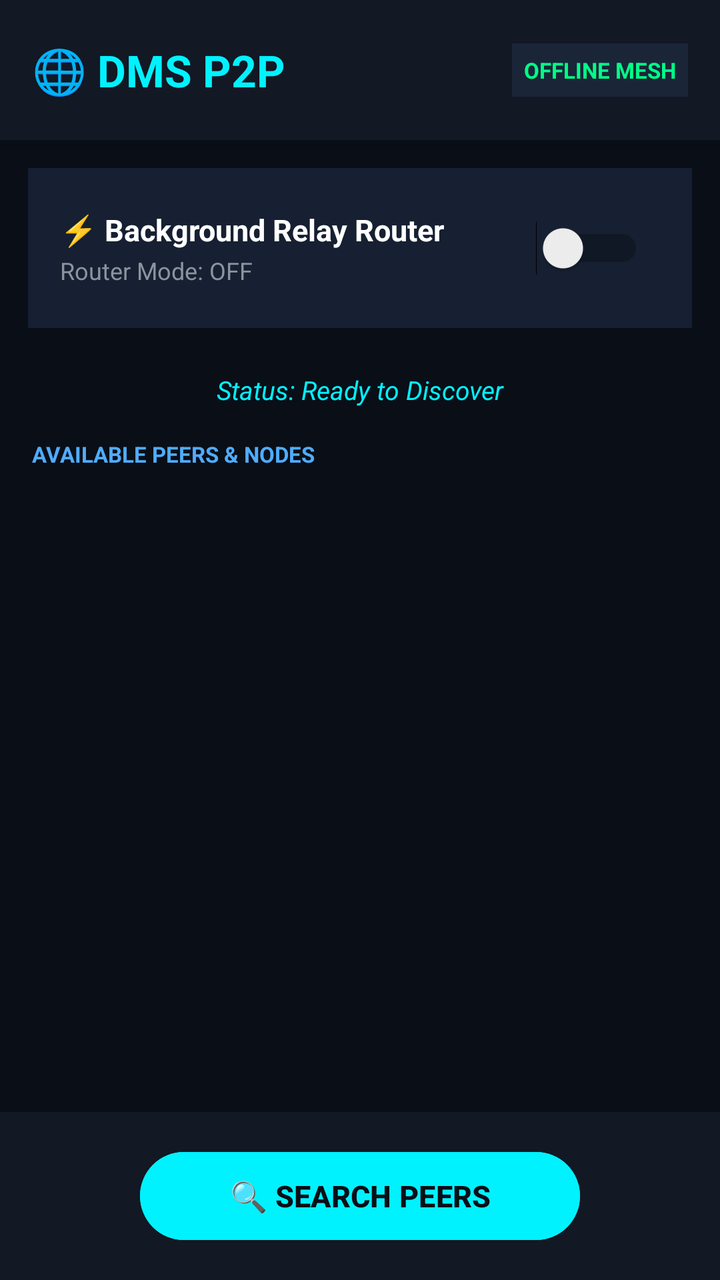
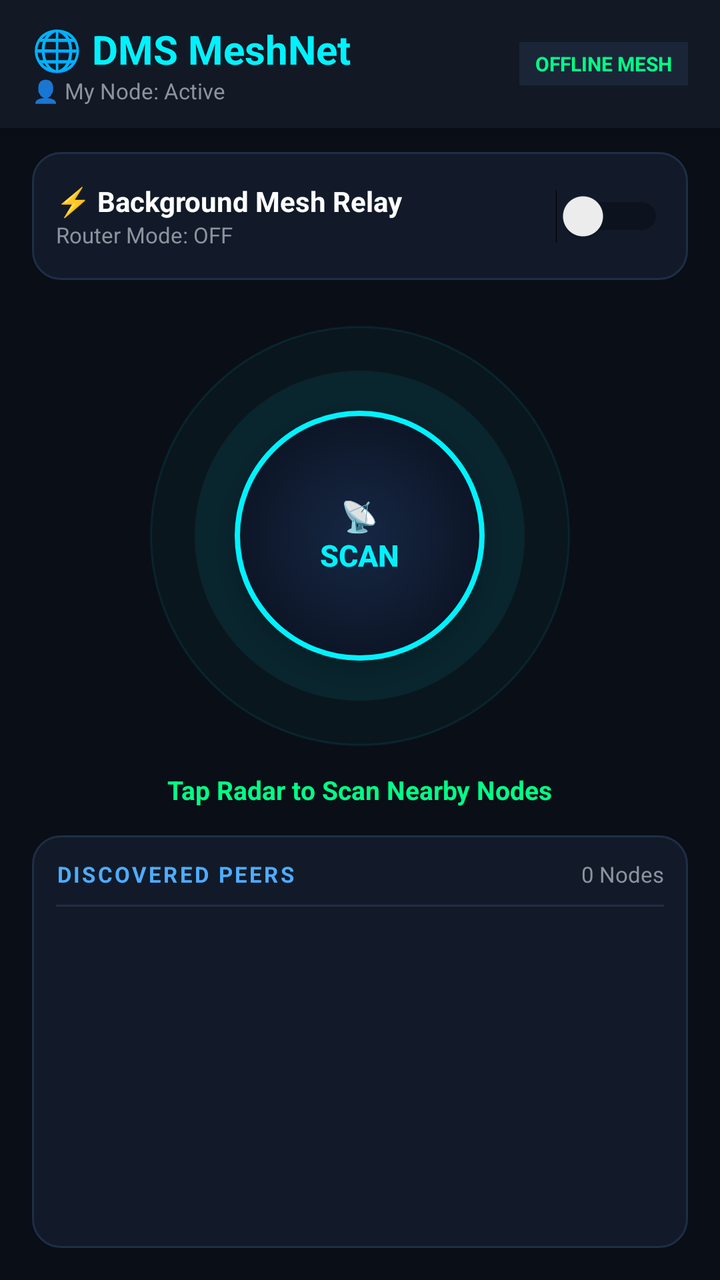

An Android layout rendered at two revisions. The XML below is the earlier revision; the diff shows what the commit changed to produce the second picture.
<!-- AndroidManifest.xml: application theme Theme.WiFiDirectChat -->
<!-- res/layout/activity_main.xml -->
<?xml version="1.0" encoding="utf-8"?>
<LinearLayout
    xmlns:android="http://schemas.android.com/apk/res/android"
    android:layout_width="match_parent"
    android:layout_height="match_parent"
    android:orientation="vertical"
    android:background="#0A0E17">

    
    <LinearLayout
        android:layout_width="match_parent"
        android:layout_height="70dp"
        android:background="#121824"
        android:padding="16dp"
        android:elevation="8dp"
        android:gravity="center_vertical">

        <TextView
            android:layout_width="0dp"
            android:layout_height="wrap_content"
            android:layout_weight="1"
            android:text="🌐 DMS P2P"
            android:textSize="22sp"
            android:textColor="#00F2FE"
            android:textStyle="bold"/>

        <TextView
            android:layout_width="wrap_content"
            android:layout_height="wrap_content"
            android:text="OFFLINE MESH"
            android:textColor="#00FF87"
            android:textSize="11sp"
            android:textStyle="bold"
            android:background="#1A2638"
            android:padding="6dp"/>

    </LinearLayout>

    
    <LinearLayout
        android:layout_width="match_parent"
        android:layout_height="wrap_content"
        android:background="#162032"
        android:orientation="horizontal"
        android:padding="16dp"
        android:layout_margin="14dp"
        android:gravity="center_vertical">

        <LinearLayout
            android:layout_width="0dp"
            android:layout_height="wrap_content"
            android:layout_weight="1"
            android:orientation="vertical">

            <TextView
                android:layout_width="wrap_content"
                android:layout_height="wrap_content"
                android:text="⚡ Background Relay Router"
                android:textColor="#FFFFFF"
                android:textSize="15sp"
                android:textStyle="bold"/>

            <TextView
                android:id="@+id/tv_router_status"
                android:layout_width="wrap_content"
                android:layout_height="wrap_content"
                android:text="Router Mode: OFF"
                android:textColor="#8B949E"
                android:textSize="12sp"
                android:paddingTop="2dp"/>
        </LinearLayout>

        <Switch
            android:id="@+id/switch_router"
            android:layout_width="wrap_content"
            android:layout_height="48dp"
            android:minWidth="48dp"
            android:minHeight="48dp"
            android:padding="8dp"/>

    </LinearLayout>

    
    <TextView
        android:id="@+id/tv_status"
        android:layout_width="match_parent"
        android:layout_height="wrap_content"
        android:text="Status: Ready to Discover"
        android:textColor="#00F2FE"
        android:gravity="center"
        android:padding="8dp"
        android:textSize="13sp"
        android:textStyle="italic"/>

    
    <TextView
        android:layout_width="match_parent"
        android:layout_height="wrap_content"
        android:text="AVAILABLE PEERS &amp; NODES"
        android:textColor="#4FACFE"
        android:paddingStart="16dp"
        android:paddingTop="8dp"
        android:paddingBottom="4dp"
        android:textSize="11sp"
        android:textStyle="bold"/>

    
    <ListView
        android:id="@+id/list_peers"
        android:layout_width="match_parent"
        android:layout_height="0dp"
        android:layout_weight="1"
        android:background="#0A0E17"
        android:divider="#1F293D"
        android:dividerHeight="1dp"/>

    
    <LinearLayout
        android:layout_width="match_parent"
        android:layout_height="wrap_content"
        android:gravity="center"
        android:padding="16dp"
        android:background="#121824">

        <Button
            android:id="@+id/btn_discover"
            android:layout_width="220dp"
            android:layout_height="52dp"
            android:text="🔍 SEARCH PEERS"
            android:textSize="15sp"
            android:textStyle="bold"
            android:backgroundTint="#00F2FE"
            android:textColor="#0A0E17"/>

    </LinearLayout>

</LinearLayout>
<!-- resources referenced by this layout -->
<resources>
  <style name="Theme.WiFiDirectChat" parent="Base.Theme.WiFiDirectChat" />
  <style name="Base.Theme.WiFiDirectChat" parent="Theme.Material3.DayNight.NoActionBar">
      </style>
</resources>

<!-- the commit's change to res/layout/activity_main.xml (unified diff, before → after) -->
@@ -4,35 +4,55 @@
     android:layout_width="match_parent"
     android:layout_height="match_parent"
     android:orientation="vertical"
-    android:background="#0A0E17">
-
-    
-    <LinearLayout
-        android:layout_width="match_parent"
-        android:layout_height="70dp"
+    android:background="#0A0E17"
+    android:fitsSystemWindows="true">
+
+    
+    <LinearLayout
+        android:layout_width="match_parent"
+        android:layout_height="64dp"
         android:background="#121824"
-        android:padding="16dp"
-        android:elevation="8dp"
-        android:gravity="center_vertical">
-
-        <TextView
+        android:paddingStart="16dp"
+        android:paddingEnd="16dp"
+        android:elevation="6dp"
+        android:gravity="center_vertical"
+        android:orientation="horizontal">
+
+        <LinearLayout
             android:layout_width="0dp"
             android:layout_height="wrap_content"
             android:layout_weight="1"
-            android:text="🌐 DMS P2P"
-            android:textSize="22sp"
-            android:textColor="#00F2FE"
-            android:textStyle="bold"/>
+            android:orientation="vertical">
+
+            <TextView
+                android:layout_width="wrap_content"
+                android:layout_height="wrap_content"
+                android:text="🌐 DMS MeshNet"
+                android:textSize="20sp"
+                android:textColor="#00F2FE"
+                android:textStyle="bold" />
+
+            <TextView
+                android:id="@+id/tv_user_profile"
+                android:layout_width="wrap_content"
+                android:layout_height="wrap_content"
+                android:text="👤 My Node: Active"
+                android:textColor="#8B949E"
+                android:textSize="11sp" />
+        </LinearLayout>
 
         <TextView
             android:layout_width="wrap_content"
             android:layout_height="wrap_content"
             android:text="OFFLINE MESH"
             android:textColor="#00FF87"
-            android:textSize="11sp"
+            android:textSize="10sp"
             android:textStyle="bold"
             android:background="#1A2638"
-            android:padding="6dp"/>
+            android:paddingStart="8dp"
+            android:paddingEnd="8dp"
+            android:paddingTop="4dp"
+            android:paddingBottom="4dp" />
 
     </LinearLayout>
 
@@ -40,10 +60,12 @@
     <LinearLayout
         android:layout_width="match_parent"
         android:layout_height="wrap_content"
-        android:background="#162032"
+        android:background="@drawable/radar_card_bg"
         android:orientation="horizontal"
-        android:padding="16dp"
-        android:layout_margin="14dp"
+        android:padding="12dp"
+        android:layout_marginStart="16dp"
+        android:layout_marginEnd="16dp"
+        android:layout_marginTop="12dp"
         android:gravity="center_vertical">
 
         <LinearLayout
@@ -55,10 +77,10 @@
             <TextView
                 android:layout_width="wrap_content"
                 android:layout_height="wrap_content"
-                android:text="⚡ Background Relay Router"
+                android:text="⚡ Background Mesh Relay"
                 android:textColor="#FFFFFF"
-                android:textSize="15sp"
-                android:textStyle="bold"/>
+                android:textSize="14sp"
+                android:textStyle="bold" />
 
             <TextView
                 android:id="@+id/tv_router_status"
@@ -66,71 +88,130 @@
                 android:layout_height="wrap_content"
                 android:text="Router Mode: OFF"
                 android:textColor="#8B949E"
-                android:textSize="12sp"
-                android:paddingTop="2dp"/>
+                android:textSize="11sp" />
         </LinearLayout>
 
         <Switch
             android:id="@+id/switch_router"
             android:layout_width="wrap_content"
-            android:layout_height="48dp"
-            android:minWidth="48dp"
-            android:minHeight="48dp"
-            android:padding="8dp"/>
-
-    </LinearLayout>
-
-    
-    <TextView
-        android:id="@+id/tv_status"
+            android:layout_height="wrap_content"
+            android:minHeight="40dp" />
+
+    </LinearLayout>
+
+    
+    <LinearLayout
         android:layout_width="match_parent"
         android:layout_height="wrap_content"
-        android:text="Status: Ready to Discover"
-        android:textColor="#00F2FE"
+        android:orientation="vertical"
         android:gravity="center"
-        android:padding="8dp"
-        android:textSize="13sp"
-        android:textStyle="italic"/>
-
-    
-    <TextView
-        android:layout_width="match_parent"
-        android:layout_height="wrap_content"
-        android:text="AVAILABLE PEERS &amp; NODES"
-        android:textColor="#4FACFE"
-        android:paddingStart="16dp"
-        android:paddingTop="8dp"
-        android:paddingBottom="4dp"
-        android:textSize="11sp"
-        android:textStyle="bold"/>
-
-    
-    <ListView
-        android:id="@+id/list_peers"
+        android:paddingTop="18dp"
+        android:paddingBottom="14dp">
+
+        
+        <RelativeLayout
+            android:id="@+id/radar_container"
+            android:layout_width="220dp"
+            android:layout_height="220dp"
+            android:gravity="center">
+
+            
+            <View
+                android:id="@+id/radar_ring_outer"
+                android:layout_width="210dp"
+                android:layout_height="210dp"
+                android:layout_centerInParent="true"
+                android:background="@drawable/glow_circle_outer" />
+
+            
+            <View
+                android:id="@+id/radar_ring_inner"
+                android:layout_width="165dp"
+                android:layout_height="165dp"
+                android:layout_centerInParent="true"
+                android:background="@drawable/glow_circle_inner" />
+
+            
+            <androidx.appcompat.widget.AppCompatButton
+                android:id="@+id/btn_discover"
+                android:layout_width="125dp"
+                android:layout_height="125dp"
+                android:layout_centerInParent="true"
+                android:background="@drawable/circle_radar_button"
+                android:text="📡\nSCAN"
+                android:textColor="#00F2FE"
+                android:textSize="15sp"
+                android:textStyle="bold"
+                android:lineSpacingExtra="2dp"
+                android:gravity="center"
+                android:elevation="8dp"
+                android:stateListAnimator="@null" />
+
+        </RelativeLayout>
+
+        
+        <TextView
+            android:id="@+id/tv_status"
+            android:layout_width="wrap_content"
+            android:layout_height="wrap_content"
+            android:text="Tap Radar to Scan Nearby Nodes"
+            android:textColor="#00FF87"
+            android:textSize="13sp"
+            android:textStyle="bold"
+            android:layout_marginTop="8dp" />
+
+    </LinearLayout>
+
+    
+    <LinearLayout
         android:layout_width="match_parent"
         android:layout_height="0dp"
         android:layout_weight="1"
-        android:background="#0A0E17"
-        android:divider="#1F293D"
-        android:dividerHeight="1dp"/>
-
-    
-    <LinearLayout
-        android:layout_width="match_parent"
-        android:layout_height="wrap_content"
-        android:gravity="center"
-        android:padding="16dp"
-        android:background="#121824">
-
-        <Button
-            android:id="@+id/btn_discover"
-            android:layout_width="220dp"
-            android:layout_height="52dp"
-            android:text="🔍 SEARCH PEERS"
-            android:textSize="15sp"
-            android:textStyle="bold"
-            android:backgroundTint="#00F2FE"
-            android:textColor="#0A0E17"/>
+        android:orientation="vertical"
+        android:background="@drawable/radar_card_bg"
+        android:layout_marginStart="16dp"
+        android:layout_marginEnd="16dp"
+        android:layout_marginBottom="16dp"
+        android:padding="12dp">
+
+        <LinearLayout
+            android:layout_width="match_parent"
+            android:layout_height="wrap_content"
+            android:orientation="horizontal"
+            android:gravity="center_vertical"
+            android:paddingBottom="8dp">
+
+            <TextView
+                android:layout_width="0dp"
+                android:layout_height="wrap_content"
+                android:layout_weight="1"
+                android:text="DISCOVERED PEERS"
+                android:textColor="#4FACFE"
+                android:textSize="11sp"
+                android:textStyle="bold"
+                android:letterSpacing="0.1" />
+
+            <TextView
+                android:id="@+id/tv_peer_count"
+                android:layout_width="wrap_content"
+                android:layout_height="wrap_content"
+                android:text="0 Nodes"
+                android:textColor="#8B949E"
+                android:textSize="11sp" />
+        </LinearLayout>
+
+        <View
+            android:layout_width="match_parent"
+            android:layout_height="1dp"
+            android:background="#1F2E45"
+            android:layout_marginBottom="8dp" />
+
+        <ListView
+            android:id="@+id/list_peers"
+            android:layout_width="match_parent"
+            android:layout_height="match_parent"
+            android:divider="#1A283E"
+            android:dividerHeight="1dp" />
 
     </LinearLayout>
 
<!-- resource entries referenced after the edit -->
@@ -1,5 +1,50 @@
 <!-- resources referenced by this layout -->
 <resources>
+  <!-- drawable circle_radar_button (drawable) -->
+  <?xml version="1.0" encoding="utf-8"?>
+  <selector xmlns:android="http://schemas.android.com/apk/res/android">
+      <item android:state_pressed="true">
+          <shape android:shape="oval">
+              <solid android:color="#1A2D4A" />
+              <stroke android:width="3dp" android:color="#00FF87" />
+          </shape>
+      </item>
+      <item>
+          <shape android:shape="oval">
+              <gradient
+                  android:type="radial"
+                  android:gradientRadius="70dp"
+                  android:startColor="#162744"
+                  android:endColor="#0B1322" />
+              <stroke android:width="2.5dp" android:color="#00F2FE" />
+          </shape>
+      </item>
+  </selector>
+  <!-- drawable glow_circle_inner (drawable) -->
+  <?xml version="1.0" encoding="utf-8"?>
+  <shape xmlns:android="http://schemas.android.com/apk/res/android"
+      android:shape="oval">
+      <solid android:color="#1200F2FE" />
+      <size android:width="200dp" android:height="200dp" />
+  </shape>
+  <!-- drawable glow_circle_outer (drawable) -->
+  <?xml version="1.0" encoding="utf-8"?>
+  <shape xmlns:android="http://schemas.android.com/apk/res/android"
+      android:shape="oval">
+      <solid android:color="#0800F2FE" />
+      <stroke
+          android:width="1dp"
+          android:color="#1500F2FE" />
+      <size android:width="320dp" android:height="320dp" />
+  </shape>
+  <!-- drawable radar_card_bg (drawable) -->
+  <?xml version="1.0" encoding="utf-8"?>
+  <shape xmlns:android="http://schemas.android.com/apk/res/android"
+      android:shape="rectangle">
+      <solid android:color="#121A29" />
+      <stroke android:width="1dp" android:color="#1F2E45" />
+      <corners android:radius="14dp" />
+  </shape>
   <style name="Theme.WiFiDirectChat" parent="Base.Theme.WiFiDirectChat" />
   <style name="Base.Theme.WiFiDirectChat" parent="Theme.Material3.DayNight.NoActionBar">
       </style>
